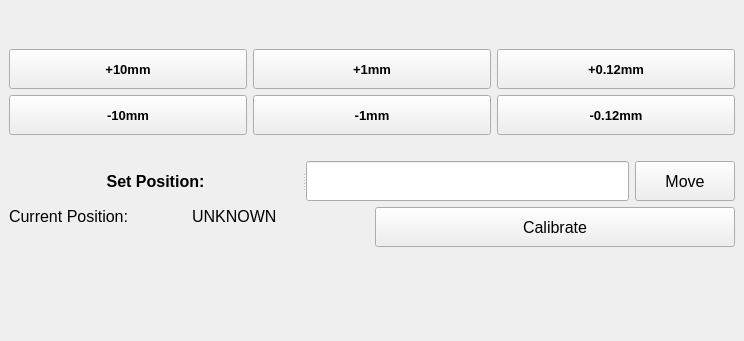
Qt form cameracontrolui.ui (ejmeitz/CameraControlUI) before a commit; both pictures show x 0 to 744 and y 0 to 341 of the 744 by 598 pixel window.
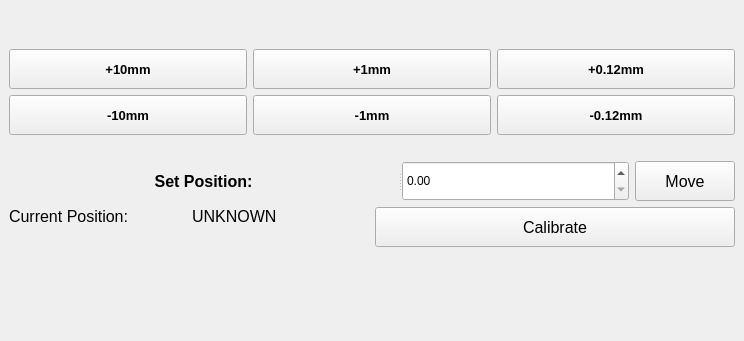
The same form after that commit.

```diff
--- a/cameracontrolui.ui
+++ b/cameracontrolui.ui
@@ -227,14 +227,7 @@
               <set>Qt::AlignCenter</set>
              </property>
             </widget>
-            <widget class="QLineEdit" name="variableInputBox">
-             <property name="maximumSize">
-              <size>
-               <width>16777215</width>
-               <height>40</height>
-              </size>
-             </property>
-            </widget>
+            <widget class="QDoubleSpinBox" name="doubleSpinBox"/>
            </widget>
           </item>
           <item>
```
